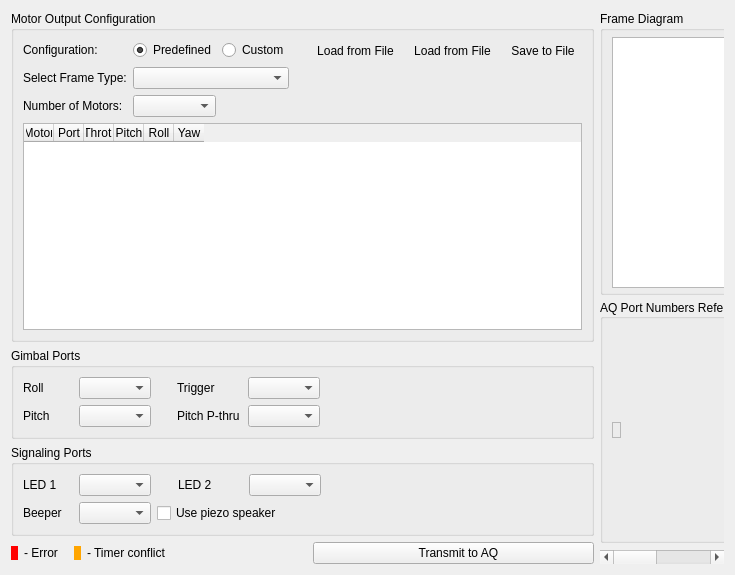
This is src/ui/aq_pwmPortsConfig.ui in mpaperno/qgroundcontrol_aq as Qt 5 draws it before an edit. The edited form follows.
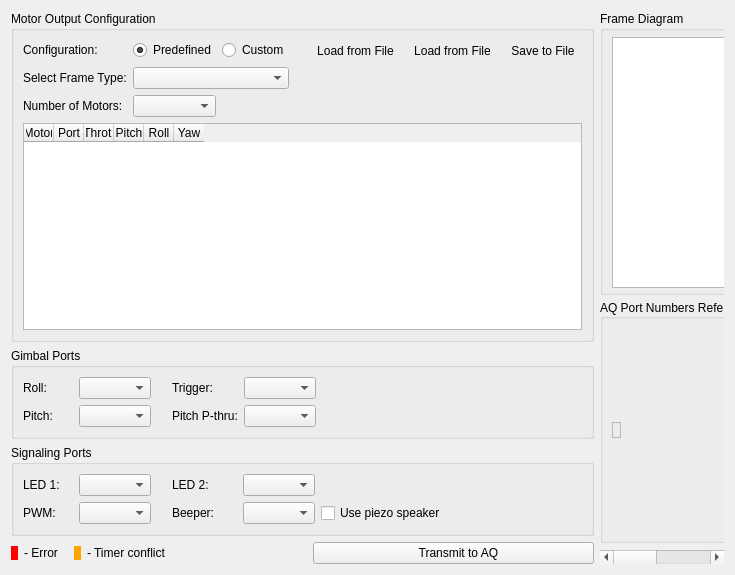
This is the edited form. Icons and pictures are not drawn.

Commit message: Add handling of additional radio channels to UAS class; Make AQ widget default for Engineer view; Add PWM option to signaling ports; Minor cleanup.

```diff
--- a/src/ui/aq_pwmPortsConfig.ui
+++ b/src/ui/aq_pwmPortsConfig.ui
@@ -371,7 +371,7 @@
       <string>Gimbal Ports</string>
      </property>
      <layout class="QGridLayout" name="gridLayout_3">
-      <item row="1" column="1">
+      <item row="1" column="1" alignment="Qt::AlignLeft">
        <widget class="QComboBox" name="GMBL_PITCH_PORT">
         <property name="minimumSize">
          <size>
@@ -390,101 +390,23 @@
         </property>
        </widget>
       </item>
-      <item row="0" column="0">
-       <widget class="QLabel" name="label_gimbalRoll">
-        <property name="sizePolicy">
-         <sizepolicy hsizetype="Preferred" vsizetype="Fixed">
-          <horstretch>0</horstretch>
-          <verstretch>0</verstretch>
-         </sizepolicy>
+      <item row="0" column="2">
+       <spacer name="horizontalSpacer_4">
+        <property name="orientation">
+         <enum>Qt::Horizontal</enum>
         </property>
-        <property name="minimumSize">
-         <size>
-          <width>50</width>
-          <height>0</height>
-         </size>
+        <property name="sizeType">
+         <enum>QSizePolicy::Fixed</enum>
         </property>
-        <property name="toolTip">
-         <string>Camera roll compensation control</string>
-        </property>
-        <property name="text">
-         <string>Roll</string>
-        </property>
-        <property name="buddy">
-         <cstring>GMBL_ROLL_PORT</cstring>
-        </property>
-       </widget>
-      </item>
-      <item row="0" column="1">
-       <widget class="QComboBox" name="GMBL_ROLL_PORT">
-        <property name="minimumSize">
+        <property name="sizeHint" stdset="0">
          <size>
-          <width>50</width>
-          <height>0</height>
+          <width>15</width>
+          <height>20</height>
          </size>
         </property>
-        <property name="toolTip">
-         <string>Camera roll compensation control</string>
-        </property>
-        <property name="maxVisibleItems">
-         <number>15</number>
-        </property>
-        <property name="sizeAdjustPolicy">
-         <enum>QComboBox::AdjustToContents</enum>
-        </property>
-       </widget>
+       </spacer>
       </item>
-      <item row="0" column="4">
-       <widget class="QComboBox" name="GMBL_TRIG_PORT">
-        <property name="sizePolicy">
-         <sizepolicy hsizetype="Preferred" vsizetype="Fixed">
-          <horstretch>0</horstretch>
-          <verstretch>0</verstretch>
-         </sizepolicy>
-        </property>
-        <property name="minimumSize">
-         <size>
-          <width>50</width>
-          <height>0</height>
-         </size>
-        </property>
-        <property name="toolTip">
-         <string>Camera/remote trigger port and Gear channel passthrough.</string>
-        </property>
-        <property name="maxVisibleItems">
-         <number>15</number>
-        </property>
-        <property name="sizeAdjustPolicy">
-         <enum>QComboBox::AdjustToContents</enum>
-        </property>
-       </widget>
-      </item>
-      <item row="1" column="3">
-       <widget class="QLabel" name="label_gimbalPthru">
-        <property name="sizePolicy">
-         <sizepolicy hsizetype="Preferred" vsizetype="Fixed">
-          <horstretch>0</horstretch>
-          <verstretch>0</verstretch>
-         </sizepolicy>
-        </property>
-        <property name="minimumSize">
-         <size>
-          <width>65</width>
-          <height>0</height>
-         </size>
-        </property>
-        <property name="toolTip">
-         <string>Passthrough port for manual/POI gimbal pitch control. If this port is set, manual/POI tilt is NOT sent to the Pitch port.</string>
-        </property>
-        <property name="text">
-         <string>Pitch P-thru</string>
-        </property>
-        <property name="buddy">
-         <cstring>GMBL_PTHR_PORT</cstring>
-        </property>
-       </widget>
-      </item>
-      <item row="1" column="4">
+      <item row="1" column="4" alignment="Qt::AlignLeft">
        <widget class="QComboBox" name="GMBL_PTHR_PORT">
         <property name="minimumSize">
          <size>
@@ -503,8 +425,33 @@
         </property>
        </widget>
       </item>
-      <item row="0" column="3">
-       <widget class="QLabel" name="label_gimbalTrigger">
+      <item row="1" column="3" alignment="Qt::AlignLeft">
+       <widget class="QLabel" name="label_GMBL_PTHR_PORT">
+        <property name="sizePolicy">
+         <sizepolicy hsizetype="Preferred" vsizetype="Fixed">
+          <horstretch>0</horstretch>
+          <verstretch>0</verstretch>
+         </sizepolicy>
+        </property>
+        <property name="minimumSize">
+         <size>
+          <width>65</width>
+          <height>0</height>
+         </size>
+        </property>
+        <property name="toolTip">
+         <string>Passthrough port for manual/POI gimbal pitch control. If this port is set, manual/POI tilt is NOT sent to the Pitch port.</string>
+        </property>
+        <property name="text">
+         <string>Pitch P-thru:</string>
+        </property>
+        <property name="buddy">
+         <cstring>GMBL_PTHR_PORT</cstring>
+        </property>
+       </widget>
+      </item>
+      <item row="0" column="3" alignment="Qt::AlignLeft">
+       <widget class="QLabel" name="label_GMBL_TRIG_PORT">
         <property name="sizePolicy">
          <sizepolicy hsizetype="Preferred" vsizetype="Fixed">
           <horstretch>0</horstretch>
@@ -521,15 +468,15 @@
          <string>Camera/remote trigger port and Gear channel passthrough.</string>
         </property>
         <property name="text">
-         <string>Trigger</string>
+         <string>Trigger:</string>
         </property>
         <property name="buddy">
          <cstring>GMBL_TRIG_PORT</cstring>
         </property>
        </widget>
       </item>
-      <item row="1" column="0">
-       <widget class="QLabel" name="label_gimbalPitch">
+      <item row="1" column="0" alignment="Qt::AlignLeft">
+       <widget class="QLabel" name="label_GMBL_PITCH_PORT">
         <property name="sizePolicy">
          <sizepolicy hsizetype="Preferred" vsizetype="Fixed">
           <horstretch>0</horstretch>
@@ -546,21 +493,87 @@
          <string>Camera pitch/tilt compensation control. If pitch passthrough port is not set, then manual and POI tilt is directed to this port as well.</string>
         </property>
         <property name="text">
-         <string>Pitch</string>
+         <string>Pitch:</string>
         </property>
         <property name="buddy">
          <cstring>GMBL_PITCH_PORT</cstring>
         </property>
        </widget>
       </item>
-      <item row="1" column="5">
+      <item row="0" column="4" alignment="Qt::AlignLeft">
+       <widget class="QComboBox" name="GMBL_TRIG_PORT">
+        <property name="sizePolicy">
+         <sizepolicy hsizetype="Preferred" vsizetype="Fixed">
+          <horstretch>0</horstretch>
+          <verstretch>0</verstretch>
+         </sizepolicy>
+        </property>
+        <property name="minimumSize">
+         <size>
+          <width>50</width>
+          <height>0</height>
+         </size>
+        </property>
+        <property name="toolTip">
+         <string>Camera/remote trigger port and Gear channel passthrough.</string>
+        </property>
+        <property name="maxVisibleItems">
+         <number>15</number>
+        </property>
+        <property name="sizeAdjustPolicy">
+         <enum>QComboBox::AdjustToContents</enum>
+        </property>
+       </widget>
+      </item>
+      <item row="0" column="0" alignment="Qt::AlignLeft">
+       <widget class="QLabel" name="label_GMBL_ROLL_PORT">
+        <property name="sizePolicy">
+         <sizepolicy hsizetype="Preferred" vsizetype="Fixed">
+          <horstretch>0</horstretch>
+          <verstretch>0</verstretch>
+         </sizepolicy>
+        </property>
+        <property name="minimumSize">
+         <size>
+          <width>50</width>
+          <height>0</height>
+         </size>
+        </property>
+        <property name="toolTip">
+         <string>Camera roll compensation control</string>
+        </property>
+        <property name="text">
+         <string>Roll:</string>
+        </property>
+        <property name="buddy">
+         <cstring>GMBL_ROLL_PORT</cstring>
+        </property>
+       </widget>
+      </item>
+      <item row="0" column="1" alignment="Qt::AlignLeft">
+       <widget class="QComboBox" name="GMBL_ROLL_PORT">
+        <property name="minimumSize">
+         <size>
+          <width>50</width>
+          <height>0</height>
+         </size>
+        </property>
+        <property name="toolTip">
+         <string>Camera roll compensation control</string>
+        </property>
+        <property name="maxVisibleItems">
+         <number>15</number>
+        </property>
+        <property name="sizeAdjustPolicy">
+         <enum>QComboBox::AdjustToContents</enum>
+        </property>
+       </widget>
+      </item>
+      <item row="0" column="5">
        <spacer name="horizontalSpacer">
         <property name="orientation">
          <enum>Qt::Horizontal</enum>
         </property>
-        <property name="sizeType">
-         <enum>QSizePolicy::MinimumExpanding</enum>
-        </property>
         <property name="sizeHint" stdset="0">
          <size>
           <width>40</width>
@@ -569,22 +582,6 @@
         </property>
        </spacer>
       </item>
-      <item row="0" column="2">
-       <spacer name="horizontalSpacer_4">
-        <property name="orientation">
-         <enum>Qt::Horizontal</enum>
-        </property>
-        <property name="sizeType">
-         <enum>QSizePolicy::Fixed</enum>
-        </property>
-        <property name="sizeHint" stdset="0">
-         <size>
-          <width>20</width>
-          <height>20</height>
-         </size>
-        </property>
-       </spacer>
-      </item>
      </layout>
     </widget>
    </item>
@@ -603,7 +600,7 @@
       <string>Signaling Ports</string>
      </property>
      <layout class="QGridLayout" name="gridLayout_4">
-      <item row="1" column="2" colspan="3">
+      <item row="1" column="5" colspan="2" alignment="Qt::AlignLeft">
        <widget class="QCheckBox" name="checkBox_useSpeaker">
         <property name="sizePolicy">
          <sizepolicy hsizetype="Fixed" vsizetype="Fixed">
@@ -619,43 +616,8 @@
         </property>
        </widget>
       </item>
-      <item row="0" column="1">
-       <widget class="QComboBox" name="SIG_LED_1_PRT">
-        <property name="minimumSize">
-         <size>
-          <width>50</width>
-          <height>0</height>
-         </size>
-        </property>
-        <property name="toolTip">
-         <string>See documentation for proper LED hookup!</string>
-        </property>
-        <property name="maxVisibleItems">
-         <number>15</number>
-        </property>
-        <property name="sizeAdjustPolicy">
-         <enum>QComboBox::AdjustToContents</enum>
-        </property>
-       </widget>
-      </item>
-      <item row="0" column="5">
-       <spacer name="horizontalSpacer_3">
-        <property name="orientation">
-         <enum>Qt::Horizontal</enum>
-        </property>
-        <property name="sizeType">
-         <enum>QSizePolicy::MinimumExpanding</enum>
-        </property>
-        <property name="sizeHint" stdset="0">
-         <size>
-          <width>40</width>
-          <height>20</height>
-         </size>
-        </property>
-       </spacer>
-      </item>
-      <item row="1" column="0">
-       <widget class="QLabel" name="label_beeper">
+      <item row="1" column="3">
+       <widget class="QLabel" name="label_SIG_BEEP_PRT">
         <property name="sizePolicy">
          <sizepolicy hsizetype="Preferred" vsizetype="Fixed">
           <horstretch>0</horstretch>
@@ -664,44 +626,19 @@
         </property>
         <property name="minimumSize">
          <size>
-          <width>50</width>
+          <width>65</width>
           <height>0</height>
          </size>
         </property>
         <property name="text">
-         <string>Beeper</string>
+         <string>Beeper:</string>
         </property>
         <property name="buddy">
          <cstring>SIG_BEEP_PRT</cstring>
         </property>
        </widget>
       </item>
-      <item row="0" column="3">
-       <widget class="QLabel" name="label_led_2">
-        <property name="sizePolicy">
-         <sizepolicy hsizetype="Preferred" vsizetype="Fixed">
-          <horstretch>0</horstretch>
-          <verstretch>0</verstretch>
-         </sizepolicy>
-        </property>
-        <property name="minimumSize">
-         <size>
-          <width>65</width>
-          <height>0</height>
-         </size>
-        </property>
-        <property name="toolTip">
-         <string>See documentation for proper LED hookup!</string>
-        </property>
-        <property name="text">
-         <string>LED 2</string>
-        </property>
-        <property name="buddy">
-         <cstring>SIG_LED_2_PRT</cstring>
-        </property>
-       </widget>
-      </item>
-      <item row="1" column="1">
+      <item row="1" column="4" alignment="Qt::AlignLeft">
        <widget class="QComboBox" name="SIG_BEEP_PRT">
         <property name="minimumSize">
          <size>
@@ -717,14 +654,8 @@
         </property>
        </widget>
       </item>
-      <item row="0" column="0">
-       <widget class="QLabel" name="label_led_1">
-        <property name="sizePolicy">
-         <sizepolicy hsizetype="Preferred" vsizetype="Fixed">
-          <horstretch>0</horstretch>
-          <verstretch>0</verstretch>
-         </sizepolicy>
-        </property>
+      <item row="0" column="1">
+       <widget class="QComboBox" name="SIG_LED_1_PRT">
         <property name="minimumSize">
          <size>
           <width>50</width>
@@ -734,15 +665,15 @@
         <property name="toolTip">
          <string>See documentation for proper LED hookup!</string>
         </property>
-        <property name="text">
-         <string>LED 1</string>
+        <property name="maxVisibleItems">
+         <number>15</number>
         </property>
-        <property name="buddy">
-         <cstring>SIG_LED_1_PRT</cstring>
+        <property name="sizeAdjustPolicy">
+         <enum>QComboBox::AdjustToContents</enum>
         </property>
        </widget>
       </item>
-      <item row="0" column="4">
+      <item row="0" column="4" alignment="Qt::AlignLeft">
        <widget class="QComboBox" name="SIG_LED_2_PRT">
         <property name="minimumSize">
          <size>
@@ -761,6 +692,25 @@
         </property>
        </widget>
       </item>
+      <item row="1" column="1">
+       <widget class="QComboBox" name="SIG_PWM_PRT">
+        <property name="minimumSize">
+         <size>
+          <width>50</width>
+          <height>0</height>
+         </size>
+        </property>
+        <property name="toolTip">
+         <string>Use a custom ESC/MCU to convert PWM pulses to lighting patterns.</string>
+        </property>
+        <property name="maxVisibleItems">
+         <number>15</number>
+        </property>
+        <property name="sizeAdjustPolicy">
+         <enum>QComboBox::AdjustToContents</enum>
+        </property>
+       </widget>
+      </item>
       <item row="0" column="2">
        <spacer name="horizontalSpacer_5">
         <property name="orientation">
@@ -777,6 +727,110 @@
         </property>
        </spacer>
       </item>
+      <item row="1" column="2">
+       <spacer name="horizontalSpacer_9">
+        <property name="orientation">
+         <enum>Qt::Horizontal</enum>
+        </property>
+        <property name="sizeType">
+         <enum>QSizePolicy::Fixed</enum>
+        </property>
+        <property name="sizeHint" stdset="0">
+         <size>
+          <width>15</width>
+          <height>20</height>
+         </size>
+        </property>
+       </spacer>
+      </item>
+      <item row="1" column="0">
+       <widget class="QLabel" name="label_SIG_PWM_PRT">
+        <property name="sizePolicy">
+         <sizepolicy hsizetype="Preferred" vsizetype="Fixed">
+          <horstretch>0</horstretch>
+          <verstretch>0</verstretch>
+         </sizepolicy>
+        </property>
+        <property name="minimumSize">
+         <size>
+          <width>50</width>
+          <height>0</height>
+         </size>
+        </property>
+        <property name="toolTip">
+         <string>See documentation for proper LED hookup!</string>
+        </property>
+        <property name="text">
+         <string>PWM:</string>
+        </property>
+        <property name="buddy">
+         <cstring>SIG_LED_2_PRT</cstring>
+        </property>
+       </widget>
+      </item>
+      <item row="0" column="3">
+       <widget class="QLabel" name="label_SIG_LED_2_PRT">
+        <property name="sizePolicy">
+         <sizepolicy hsizetype="Preferred" vsizetype="Fixed">
+          <horstretch>0</horstretch>
+          <verstretch>0</verstretch>
+         </sizepolicy>
+        </property>
+        <property name="minimumSize">
+         <size>
+          <width>65</width>
+          <height>0</height>
+         </size>
+        </property>
+        <property name="toolTip">
+         <string>See documentation for proper LED hookup!</string>
+        </property>
+        <property name="text">
+         <string>LED 2:</string>
+        </property>
+        <property name="buddy">
+         <cstring>SIG_LED_2_PRT</cstring>
+        </property>
+       </widget>
+      </item>
+      <item row="0" column="0">
+       <widget class="QLabel" name="label_SIG_LED_1_PRT">
+        <property name="sizePolicy">
+         <sizepolicy hsizetype="Preferred" vsizetype="Fixed">
+          <horstretch>0</horstretch>
+          <verstretch>0</verstretch>
+         </sizepolicy>
+        </property>
+        <property name="minimumSize">
+         <size>
+          <width>50</width>
+          <height>0</height>
+         </size>
+        </property>
+        <property name="toolTip">
+         <string>See documentation for proper LED hookup!</string>
+        </property>
+        <property name="text">
+         <string>LED 1:</string>
+        </property>
+        <property name="buddy">
+         <cstring>SIG_LED_1_PRT</cstring>
+        </property>
+       </widget>
+      </item>
+      <item row="0" column="6">
+       <spacer name="horizontalSpacer_3">
+        <property name="orientation">
+         <enum>Qt::Horizontal</enum>
+        </property>
+        <property name="sizeHint" stdset="0">
+         <size>
+          <width>40</width>
+          <height>20</height>
+         </size>
+        </property>
+       </spacer>
+      </item>
      </layout>
     </widget>
    </item>
@@ -925,8 +979,8 @@
        <rect>
         <x>0</x>
         <y>0</y>
-        <width>287</width>
-        <height>557</height>
+        <width>279</width>
+        <height>542</height>
        </rect>
       </property>
       <property name="sizePolicy">
```
The commit also changes 5 other files.
